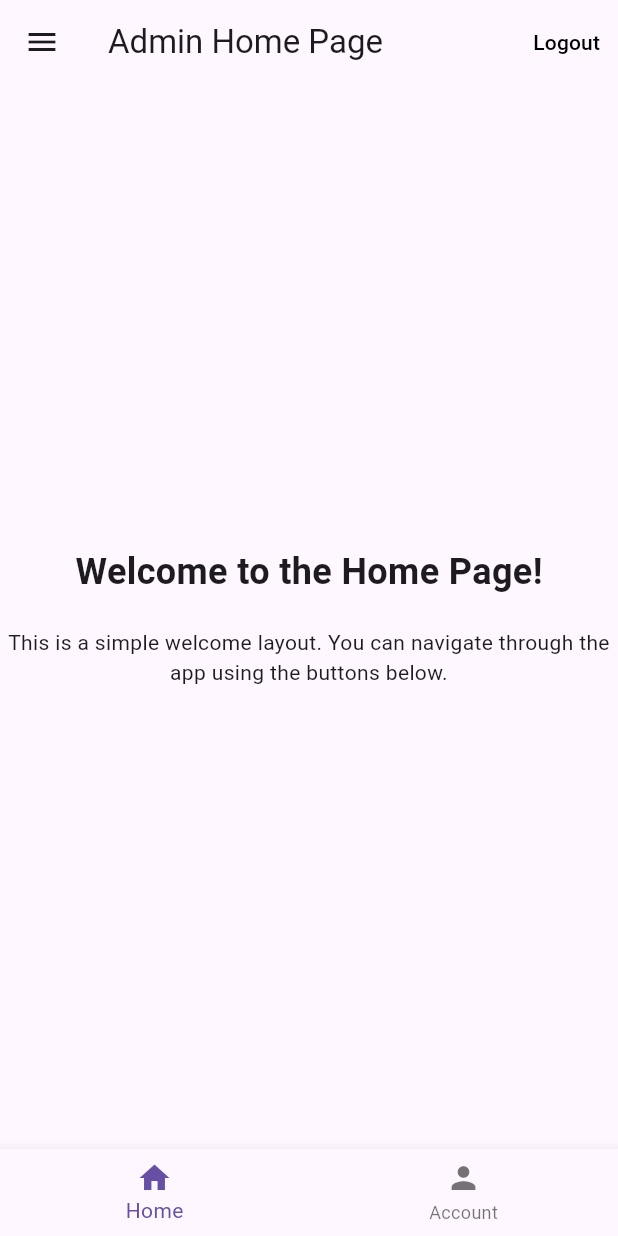
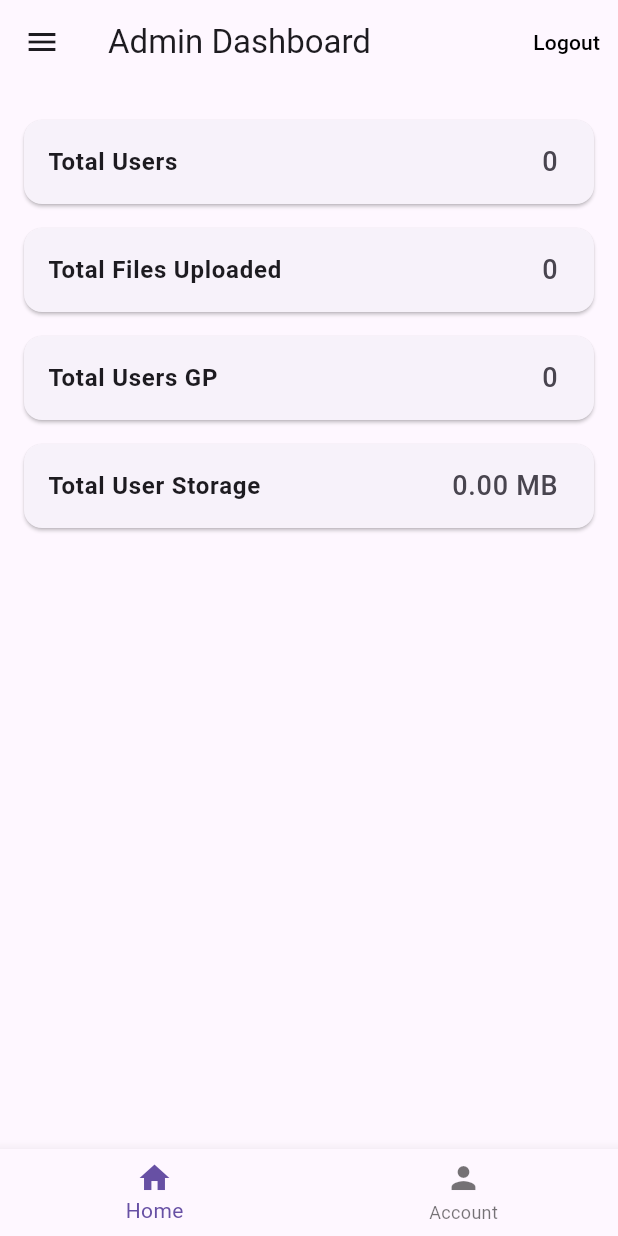
Before and after one commit to OCRServiceCMC/mobile_ocr, a Flutter app: the AdminHomePage screen opened directly, in the side drawer, after a tap on "Home", on a phone screen of 412 x 824 dp. Run offline on Flutter 3.47's test engine with Material 3 defaults, Android fonts, the phone set to English and light mode, and no system bars; our stand-ins replace file_picker, permission_handler, shared_preferences; accounts and stored records are empty; network calls fail.

Commit message:
update admin dashboard and features

```diff
--- /dev/null
+++ b/lib/layout/admin_drawer.dart
@@ -0,0 +1,52 @@
+// lib/layout/custom_drawer.dart
+import 'package:flutter/material.dart';
+import 'package:flutter_application_1/pages/admin/admin_view_user.dart';
+import 'package:flutter_application_1/pages/home/admin_home.dart';
+
+class AdminDrawer extends StatelessWidget {
+  const AdminDrawer({super.key});
+
+  @override
+  Widget build(BuildContext context) {
+    return Drawer(
+      child: ListView(
+        padding: EdgeInsets.zero,
+        children: <Widget>[
+          const DrawerHeader(
+            decoration: BoxDecoration(
+              color: Colors.blue,
+            ),
+            child: Text(
+              'Drawer Header',
+              style: TextStyle(
+                color: Colors.black,
+                fontSize: 24,
+              ),
+            ),
+          ),
+          ListTile(
+            leading: const Icon(Icons.home),
+            title: const Text('Home'),
+            onTap: (){
+              Navigator.push(
+                context,
+                MaterialPageRoute(builder: (context) => const AdminHomePage()),
+              );
+            },
+          ),
+          ListTile(
+            leading: const Icon(Icons.remove_red_eye),
+            title: const Text('View Users'),
+            onTap: (){
+              Navigator.push(
+                context,
+                MaterialPageRoute(builder: (context) => const AdminUserListPage()),
+              );
+            },
+          ),
+
+        ],
+      ),
+    );
+  }
+}
--- a/lib/layout/custom_bottom_nav_bar.dart
+++ b/lib/layout/custom_bottom_nav_bar.dart
@@ -1,5 +1,5 @@
 import 'package:flutter/material.dart';
-import 'package:flutter_application_1/pages/user_account/user_account.dart';
+import 'package:flutter_application_1/pages/account_info/account.dart';
 
 class CustomBottomNavBar extends StatelessWidget {
   final int currentIndex;
--- /dev/null
+++ b/lib/pages/admin/admin_view_user.dart
@@ -0,0 +1,94 @@
+import 'package:flutter/material.dart';
+import 'package:flutter_application_1/layout/admin_drawer.dart';
+import 'dart:convert';
+import 'package:http/http.dart' as http;
+import 'package:logging/logging.dart';
+import 'package:shared_preferences/shared_preferences.dart';
+import 'package:flutter_application_1/pages/admin/view_user_detail.dart'; // Import ViewUserDetail
+
+class AdminUserListPage extends StatelessWidget {
+  const AdminUserListPage({super.key});
+
+  static final _logger = Logger('AdminUserListPage');
+
+  Future<String?> _getAuthToken() async {
+    SharedPreferences prefs = await SharedPreferences.getInstance();
+    return prefs.getString('authToken');
+  }
+
+  Future<List<Map<String, dynamic>>> fetchAllUsers() async {
+    try {
+      final token = await _getAuthToken();
+      if (token == null) {
+        throw Exception('No token found');
+      }
+
+      final url = Uri.parse('http://10.0.2.2:8081/api/admin/users');
+      final response = await http.get(
+        url,
+        headers: {
+          'Content-Type': 'application/json',
+          'Authorization': 'Bearer $token',
+        },
+      );
+
+      if (response.statusCode == 200) {
+        List<dynamic> data = jsonDecode(response.body);
+        return data.map((user) => {
+          'userID': user['userID'],
+          'username': user['username'],
+          'status': user['status'],
+        }).toList();
+      } else {
+        _logger.severe('Failed to load users: ${response.statusCode} ${response.body}');
+        throw Exception('Failed to load users');
+      }
+    } catch (e) {
+      _logger.severe('Error fetching users: $e');
+      throw Exception('Failed to fetch users');
+    }
+  }
+
+  @override
+  Widget build(BuildContext context) {
+    return Scaffold(
+      appBar: AppBar(
+        title: const Text('Admin: User List'),
+      ),
+      drawer: const AdminDrawer(), // Add the custom drawer
+      body: FutureBuilder<List<Map<String, dynamic>>>(
+        future: fetchAllUsers(),
+        builder: (context, snapshot) {
+          if (snapshot.connectionState == ConnectionState.waiting) {
+            return const Center(child: CircularProgressIndicator());
+          } else if (snapshot.hasError) {
+            return Center(child: Text('Error: ${snapshot.error}'));
+          } else if (snapshot.hasData && snapshot.data!.isNotEmpty) {
+            final users = snapshot.data!;
+            return ListView.builder(
+              itemCount: users.length,
+              itemBuilder: (context, index) {
+                final user = users[index];
+                return ListTile(
+                  leading: Text('${index + 1}'),
+                  title: Text('ID: ${user['userID']} - ${user['username']}'),
+                  subtitle: Text('Status: ${user['status']}'),
+                  onTap: () {
+                    Navigator.push(
+                      context,
+                      MaterialPageRoute(
+                        builder: (context) => ViewUserDetail(userID: user['userID']),
+                      ),
+                    );
+                  },
+                );
+              },
+            );
+          } else {
+            return const Center(child: Text('No users available.'));
+          }
+        },
+      ),
+    );
+  }
+}
--- a/lib/pages/home/admin_home.dart
+++ b/lib/pages/home/admin_home.dart
@@ -1,23 +1,38 @@
-// lib/pages/home/user_home.dart
 import 'package:flutter/material.dart';
+import 'dart:convert';
+import 'package:http/http.dart' as http;
+import 'package:logging/logging.dart';
+import 'package:shared_preferences/shared_preferences.dart';
+import 'package:flutter_application_1/layout/admin_drawer.dart';
 import 'package:flutter_application_1/layout/custom_app_bar.dart'; // Import CustomAppBar
-import 'package:flutter_application_1/layout/custom_drawer.dart'; // Import CustomDrawer
 import 'package:flutter_application_1/layout/custom_bottom_nav_bar.dart'; // Import CustomBottomNavBar
 import 'package:flutter_application_1/pages/loginregister/login.dart';
-import 'package:flutter_application_1/pages/uploaded_files/upload_file_page.dart';
+import 'package:flutter_application_1/pages/admin/admin_view_user.dart'; // Import AdminUserListPage
 
-
-//! Add custom_drawer to user_home.dart
 class AdminHomePage extends StatefulWidget {
   const AdminHomePage({super.key});
 
   @override
+  // ignore: library_private_types_in_public_api
   _AdminHomePageState createState() => _AdminHomePageState();
 }
 
 class _AdminHomePageState extends State<AdminHomePage> {
   bool _isLoggedIn = false;
   int _selectedIndex = 0;
+  static final _logger = Logger('AdminHomePage');
+
+  // Variables to store statistics
+  int totalUsers = 0;
+  int totalFilesUploaded = 0;
+  int totalGP = 0;
+  int totalUserStorage = 0;
+
+  @override
+  void initState() {
+    super.initState();
+    fetchStatistics();
+  }
 
   void _toggleLoginState() {
     setState(() {
@@ -29,13 +44,66 @@ class _AdminHomePageState extends State<AdminHomePage> {
     setState(() {
       _selectedIndex = index;
     });
+
+    if (index == 2) {
+      // Navigate to AdminUserListPage when the Eye icon is tapped
+      Navigator.push(
+        context,
+        MaterialPageRoute(builder: (context) => const AdminUserListPage()),
+      );
+    }
   }
+
+  Future<String?> _getAuthToken() async {
+    SharedPreferences prefs = await SharedPreferences.getInstance();
+    return prefs.getString('authToken');
+  }
+
+
+  Future<void> fetchStatistics() async {
+    try {
+      final token = await _getAuthToken();
+      if (token == null) {
+        throw Exception('No token found');
+      }
+
+      final url = Uri.parse('http://10.0.2.2:8081/api/admin/users');
+      final response = await http.get(
+        url,
+        headers: {
+          'Content-Type': 'application/json',
+          'Authorization': 'Bearer $token',
+        },
+      );
+
+      if (response.statusCode == 200) {
+        List<dynamic> data = jsonDecode(response.body);
+
+        setState(() {
+          totalUsers = data.length;
+          totalFilesUploaded = data.fold<int>(0, (sum, user) => sum + (user['documents']?.length as int ?? 0));
+          totalGP = data.fold<int>(0, (sum, user) => sum + ((user['currentGP'] ?? 0) as int));
+          totalUserStorage = data.fold<int>(0, (sum, user) => sum + ((user['maxStorage'] ?? 0) as int));
+        });
+
+
+        _logger.info('Statistics loaded successfully.');
+      } else {
+        _logger.severe('Failed to load statistics: ${response.statusCode} ${response.body}');
+        throw Exception('Failed to load statistics');
+      }
+      } catch (e) {
+        _logger.severe('Error fetching statistics: $e');
+        throw Exception('Failed to fetch statistics');
+      }
+  }
+
 
   @override
   Widget build(BuildContext context) {
     return Scaffold(
       appBar: CustomAppBar(
-        title: 'Admin Home Page',
+        title: 'Admin Dashboard',
         actions: [
           TextButton(
             onPressed: () {
@@ -57,26 +125,38 @@ class _AdminHomePageState extends State<AdminHomePage> {
           ),
         ],
       ),
-      drawer: const CustomDrawer(), // Sử dụng CustomDrawer ở đây
-      body: const Center(
+      drawer: const AdminDrawer(),
+      body: Padding(
+        padding: const EdgeInsets.all(16.0),
         child: Column(
-          mainAxisAlignment: MainAxisAlignment.center,
+          crossAxisAlignment: CrossAxisAlignment.start,
           children: <Widget>[
-            Text(
-              'Welcome to the Home Page!',
-              style: TextStyle(fontSize: 24, fontWeight: FontWeight.bold),
-            ),
-            SizedBox(height: 20),
-            Text(
-              'This is a simple welcome layout. You can navigate through the app using the buttons below.',
-              textAlign: TextAlign.center,
-            ),
+            _buildStatisticCard('Total Users', totalUsers.toString()),
+            _buildStatisticCard('Total Files Uploaded', totalFilesUploaded.toString()),
+            _buildStatisticCard('Total Users GP', totalGP.toString()),
+            _buildStatisticCard('Total User Storage', '${(totalUserStorage / (1024 * 1024)).toStringAsFixed(2)} MB'),
           ],
         ),
       ),
       bottomNavigationBar: CustomBottomNavBar(
         currentIndex: _selectedIndex,
-        onTap: _onItemTapped, // Điều chỉnh trạng thái khi chọn tab
+        onTap: _onItemTapped,
+      ),
+    );
+  }
+
+  Widget _buildStatisticCard(String title, String value) {
+    return Card(
+      margin: const EdgeInsets.symmetric(vertical: 8.0),
+      child: ListTile(
+        title: Text(
+          title,
+          style: const TextStyle(fontWeight: FontWeight.bold),
+        ),
+        trailing: Text(
+          value,
+          style: const TextStyle(fontSize: 18),
+        ),
       ),
     );
   }
```
Also changed, not shown: lib/pages/admin/view_user_detail.dart (added, +196 -0 lines), lib/pages/account_info/account.dart (renamed from lib/pages/user_account/user_account.dart), lib/pages/home/user_home.dart (line endings or trailing spaces).
